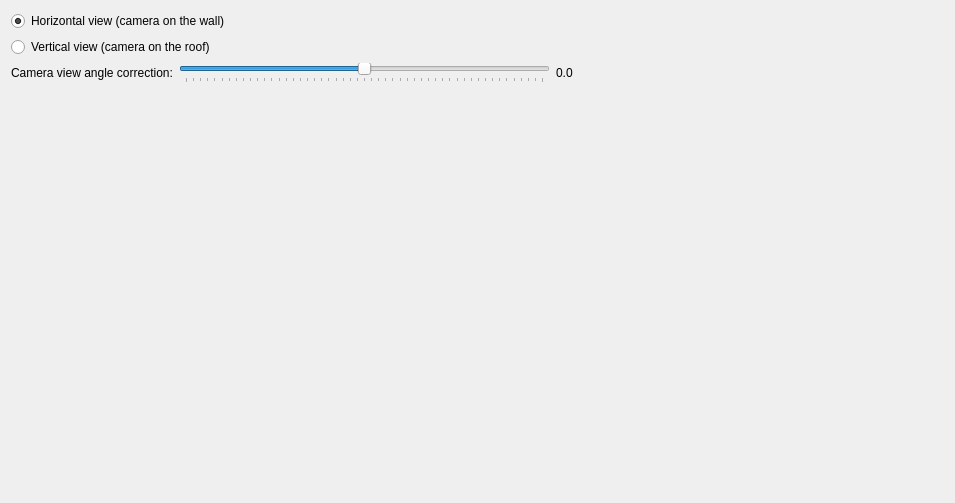
Old version of the form client/src/ui/widgets/properties/fisheye_settings_widget.ui in the repository networkoptix/nx_open.
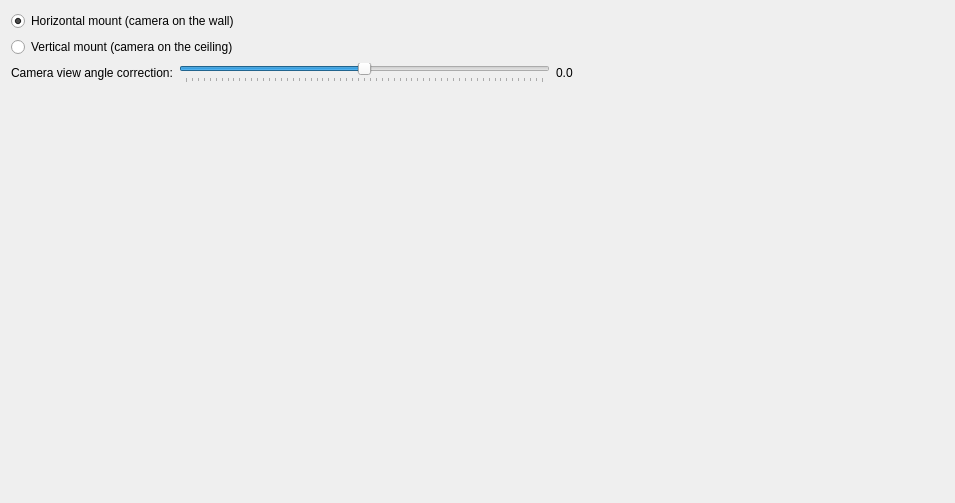
New version of the form.

Commit message:
fisheye settings
<==== Mercurial data ====>
Branch: fisheye

Patch:
```diff
--- a/client/src/ui/widgets/properties/fisheye_settings_widget.ui
+++ b/client/src/ui/widgets/properties/fisheye_settings_widget.ui
@@ -17,7 +17,7 @@
    <item>
     <widget class="QRadioButton" name="horizontalRadioButton">
      <property name="text">
-      <string>Horizontal view (camera on the wall)</string>
+      <string>Horizontal mount (camera on the wall)</string>
      </property>
      <property name="checked">
       <bool>true</bool>
@@ -27,7 +27,7 @@
    <item>
     <widget class="QRadioButton" name="verticalRadioButton">
      <property name="text">
-      <string>Vertical view (camera on the roof)</string>
+      <string>Vertical mount (camera on the ceiling)</string>
      </property>
     </widget>
    </item>
@@ -43,10 +43,10 @@
      <item>
       <widget class="QSlider" name="horizontalSlider">
        <property name="minimum">
-        <number>-250</number>
+        <number>-300</number>
        </property>
        <property name="maximum">
-        <number>250</number>
+        <number>300</number>
        </property>
        <property name="value">
         <number>0</number>
```
The commit also changes 20 other files.
